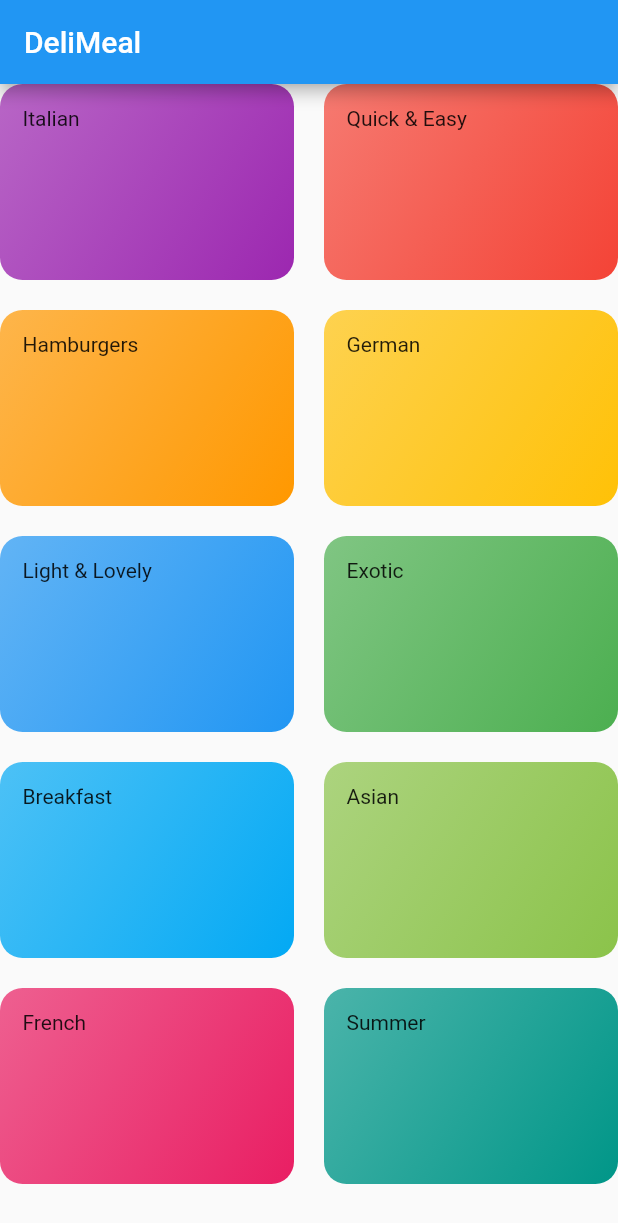
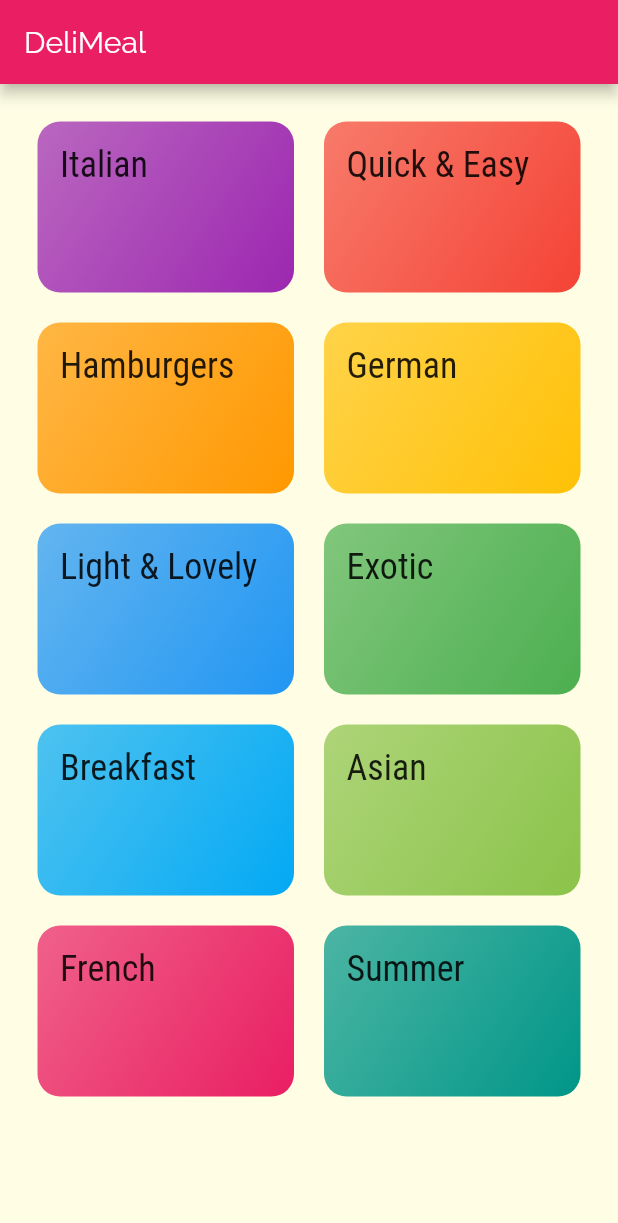
Before and after one commit to tpakis/fl_meals, a Flutter app: the screen it shows after launch, on a phone screen of 412 x 824 dp. Shown: the top 1223 px of the screen. Run offline on Flutter 3.47's test engine with Material 2 defaults, Android fonts, the phone set to English and light mode, and no system bars.

Commit message:
added custom fonts, theme (needs improvment)

```diff
--- a/lib/main.dart
+++ b/lib/main.dart
@@ -1,3 +1,5 @@
+import 'dart:ui';
+
 import 'package:flutter/material.dart';
 import './screens/categories_screen.dart';
 
@@ -9,7 +11,15 @@ class MyApp extends StatelessWidget {
     return MaterialApp(
       title: 'DeliMeals',
       theme: ThemeData(
-        primarySwatch: Colors.blue,
+        primarySwatch: Colors.pink,
+        accentColor: Colors.amber,
+        canvasColor: Color.fromRGBO(255, 254, 229, 1),
+        fontFamily: "Raleway",
+        textTheme: ThemeData.light().textTheme.copyWith(
+              bodyText1: TextStyle(color: Color.fromRGBO(20, 51, 51, 1)),
+              bodyText2: TextStyle(color: Color.fromRGBO(20, 51, 51, 1)),
+              headline6: TextStyle(fontSize: 24, fontFamily: "RobotoCondensed"),
+            ),
       ),
       home: CategoriesScreen(),
     );
--- a/lib/screens/categories_screen.dart
+++ b/lib/screens/categories_screen.dart
@@ -11,6 +11,7 @@ class CategoriesScreen extends StatelessWidget {
     return Scaffold(
       appBar: AppBar(title: const Text("DeliMeal")),
       body: GridView(
+        padding: const EdgeInsets.all(25),
         gridDelegate: SliverGridDelegateWithMaxCrossAxisExtent(
             maxCrossAxisExtent: 200,
             childAspectRatio: 3 / 2,
--- a/lib/widgets/category_item.dart
+++ b/lib/widgets/category_item.dart
@@ -10,7 +10,7 @@ class CategoryItem extends StatelessWidget {
   Widget build(BuildContext context) {
     return Container(
       padding: const EdgeInsets.all(15),
-      child: Text(title),
+      child: Text(title, style: Theme.of(context).textTheme.headline6,),
       decoration: BoxDecoration(
           gradient: LinearGradient(
             begin: Alignment.topLeft,
```
Also changed, not shown: pubspec.yaml (+17 -7 lines), assets/fonts/Raleway-Black.ttf (added), assets/fonts/Raleway-Bold.ttf (added), assets/fonts/Raleway-Regular.ttf (added), assets/fonts/RobotoCondensed-Bold.ttf (added), assets/fonts/RobotoCondensed-Italic.ttf (added), assets/fonts/RobotoCondensed-Light.ttf (added), assets/fonts/RobotoCondensed-Regular.ttf (added).
